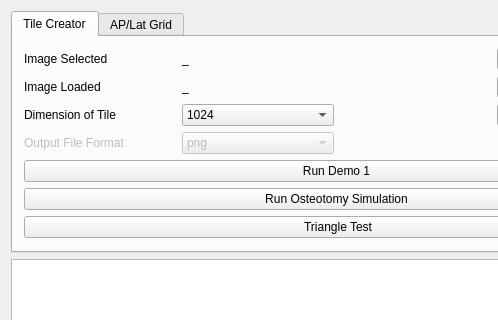
Qt form qt-demo/image-gl/mainwindow.ui (gitter-badger/image-gl) before a commit; both pictures show x 0 to 498 and y 0 to 320 of the 673 by 531 pixel window.
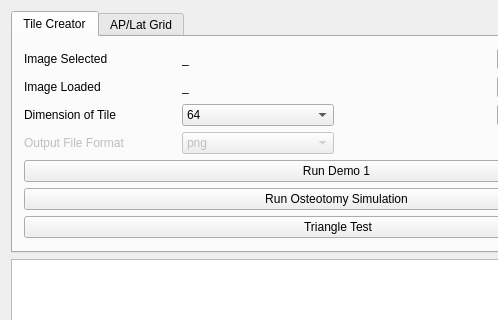
The same form after that commit.

What changed in the file:
```diff
--- a/qt-demo/image-gl/mainwindow.ui
+++ b/qt-demo/image-gl/mainwindow.ui
@@ -44,7 +44,7 @@
           <item row="3" column="1">
            <widget class="QComboBox" name="comboBoxDimension">
             <property name="currentIndex">
-             <number>4</number>
+             <number>0</number>
             </property>
             <item>
              <property name="text">
```
